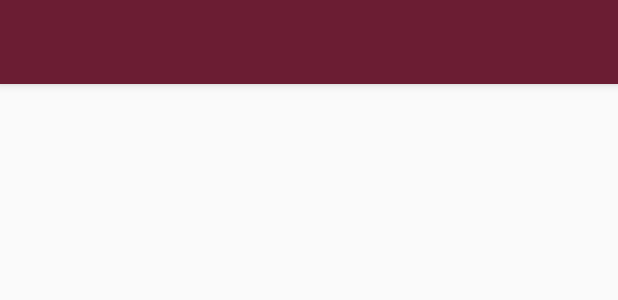
After one commit to Varo95/Vital-Asistencia, an Android app: the layout activity_search.xml on its own in the app's theme, with its tools: preview values and no code run, on a phone screen of 412 x 824 dp. The commit adds this screen. Shown: the top 300 px of the screen. Run offline under Robolectric (Android 15) with nearby library versions, the light colour scheme and no system bars.

Commit message:
Ya funcionan los presentadores...(ya era hora)

```diff
--- a/app/src/main/AndroidManifest.xml
+++ b/app/src/main/AndroidManifest.xml
@@ -10,9 +10,13 @@
         android:supportsRtl="true"
         android:theme="@style/AppTheme">
         <activity
+            android:name=".views.SearchActivity"
+            android:label="@string/title_activity_search"
+            android:theme="@style/AppTheme.NoActionBar"></activity>
+        <activity
             android:name=".views.FormActivity"
             android:label="@string/title_activity_form"
-            android:theme="@style/AppTheme.NoActionBar"></activity>
+            android:theme="@style/AppTheme.NoActionBar" />
         <activity
             android:name=".views.MainActivity"
             android:label="@string/app_name"
--- a/app/src/main/java/com/vitalasistencia/interfaces/IList.java
+++ b/app/src/main/java/com/vitalasistencia/interfaces/IList.java
@@ -3,10 +3,11 @@ package com.vitalasistencia.interfaces;
 public interface IList {
     public interface View {
         void startFormActivity();
-        //void startSearchActivity();
+        void startSearchActivity();
     }
 
     public interface Presenter {
         void onClickFloatingButton();
+        void onClickSearchButton();
     }
 }
--- /dev/null
+++ b/app/src/main/java/com/vitalasistencia/interfaces/ISearch.java
@@ -0,0 +1,6 @@
+package com.vitalasistencia.interfaces;
+
+public interface ISearch {
+    public interface Presenter {
+    }
+}
--- a/app/src/main/java/com/vitalasistencia/presenters/PForm.java
+++ b/app/src/main/java/com/vitalasistencia/presenters/PForm.java
@@ -12,6 +12,8 @@ public class PForm implements IForm.Presenter {
         this.view = view;
     }
 
-    public PForm(FormActivity f) {
+    @Override
+    public void onClickSaveButton() {
+        view.SaveUser();
     }
 }
--- /dev/null
+++ b/app/src/main/java/com/vitalasistencia/presenters/PSearch.java
@@ -0,0 +1,6 @@
+package com.vitalasistencia.presenters;
+
+import com.vitalasistencia.interfaces.ISearch;
+
+public class PSearch implements ISearch {
+}
--- /dev/null
+++ b/app/src/main/res/layout/activity_search.xml
@@ -0,0 +1,25 @@
+<?xml version="1.0" encoding="utf-8"?>
+<androidx.coordinatorlayout.widget.CoordinatorLayout xmlns:android="http://schemas.android.com/apk/res/android"
+    xmlns:app="http://schemas.android.com/apk/res-auto"
+    xmlns:tools="http://schemas.android.com/tools"
+    android:layout_width="match_parent"
+    android:layout_height="match_parent"
+    tools:context=".views.SearchActivity">
+
+    <com.google.android.material.appbar.AppBarLayout
+        android:layout_width="match_parent"
+        android:layout_height="wrap_content"
+        android:theme="@style/AppTheme.AppBarOverlay">
+
+        <androidx.appcompat.widget.Toolbar
+            android:id="@+id/toolbar"
+            android:layout_width="match_parent"
+            android:layout_height="?attr/actionBarSize"
+            android:background="?attr/colorPrimary"
+            app:popupTheme="@style/AppTheme.PopupOverlay" />
+
+    </com.google.android.material.appbar.AppBarLayout>
+
+    <include layout="@layout/content_search" />
+
+</androidx.coordinatorlayout.widget.CoordinatorLayout>
--- a/app/src/main/res/layout/content_form.xml
+++ b/app/src/main/res/layout/content_form.xml
@@ -239,13 +239,13 @@
                 android:layout_height="wrap_content"
                 android:layout_marginTop="48dp"
                 android:text="@string/cancel"
-                app:layout_constraintEnd_toStartOf="@+id/Guardar"
+                app:layout_constraintEnd_toStartOf="@+id/Save"
                 app:layout_constraintHorizontal_bias="0.509"
                 app:layout_constraintStart_toStartOf="parent"
                 app:layout_constraintTop_toBottomOf="@+id/textInputLayout5" />
 
             <Button
-                android:id="@+id/Guardar"
+                android:id="@+id/Save"
                 android:layout_width="wrap_content"
                 android:layout_height="wrap_content"
                 android:layout_marginTop="48dp"
--- /dev/null
+++ b/app/src/main/res/layout/content_search.xml
@@ -0,0 +1,6 @@
+<?xml version="1.0" encoding="utf-8"?>
+<androidx.constraintlayout.widget.ConstraintLayout xmlns:android="http://schemas.android.com/apk/res/android"
+    xmlns:app="http://schemas.android.com/apk/res-auto"
+    android:layout_width="match_parent"
+    android:layout_height="match_parent"
+    app:layout_behavior="@string/appbar_scrolling_view_behavior"/>
--- a/app/src/main/res/menu/menu_main.xml
+++ b/app/src/main/res/menu/menu_main.xml
@@ -3,7 +3,7 @@
     xmlns:tools="http://schemas.android.com/tools"
     tools:context="com.vitalasistencia.views.MainActivity">
     <item
-        android:id="@+id/action_buscar"
+        android:id="@+id/action_search"
         android:icon="@android:drawable/ic_menu_search"
         android:orderInCategory="100"
         android:title="@string/action_search"
--- a/app/src/main/res/values/strings.xml
+++ b/app/src/main/res/values/strings.xml
@@ -24,4 +24,6 @@
     <string name="about_app">About App</string>
     <string name="settings">Settings</string>
     <string name="action_search">Search</string>
+    <string name="title_activity_search" translatable="false">Search</string>
+    <!-- Strings used for fragments for navigation -->
 </resources>
--- a/app/src/main/res/values/themes.xml
+++ b/app/src/main/res/values/themes.xml
@@ -34,4 +34,10 @@
     <style name="AppTheme.AppBarOverlay" parent="ThemeOverlay.AppCompat.Dark.ActionBar" />
 
     <style name="AppTheme.PopupOverlay" parent="ThemeOverlay.AppCompat.Light" />
+
+<!--    <style name="AppTheme.NoActionBar">
+        <item name="windowActionBar">false</item>
+        <item name="windowNoTitle">true</item>
+    </style>
+    -->
 </resources>
--- a/build.gradle
+++ b/build.gradle
@@ -5,7 +5,7 @@ buildscript {
         jcenter()
     }
     dependencies {
-        classpath "com.android.tools.build:gradle:4.1.0"
+        classpath 'com.android.tools.build:gradle:4.1.1'
 
         // NOTE: Do not place your application dependencies here; they belong
         // in the individual module build.gradle files
```
Also changed, not shown: app/src/main/java/com/vitalasistencia/interfaces/IForm.java (+3 -5 lines), app/src/main/java/com/vitalasistencia/presenters/PList.java (+9 -2 lines), app/src/main/java/com/vitalasistencia/views/FormActivity.java (+11 -2 lines), app/src/main/java/com/vitalasistencia/views/MainActivity.java (+14 -2 lines), app/src/main/java/com/vitalasistencia/views/SearchActivity.java (added, +24 -0 lines).
